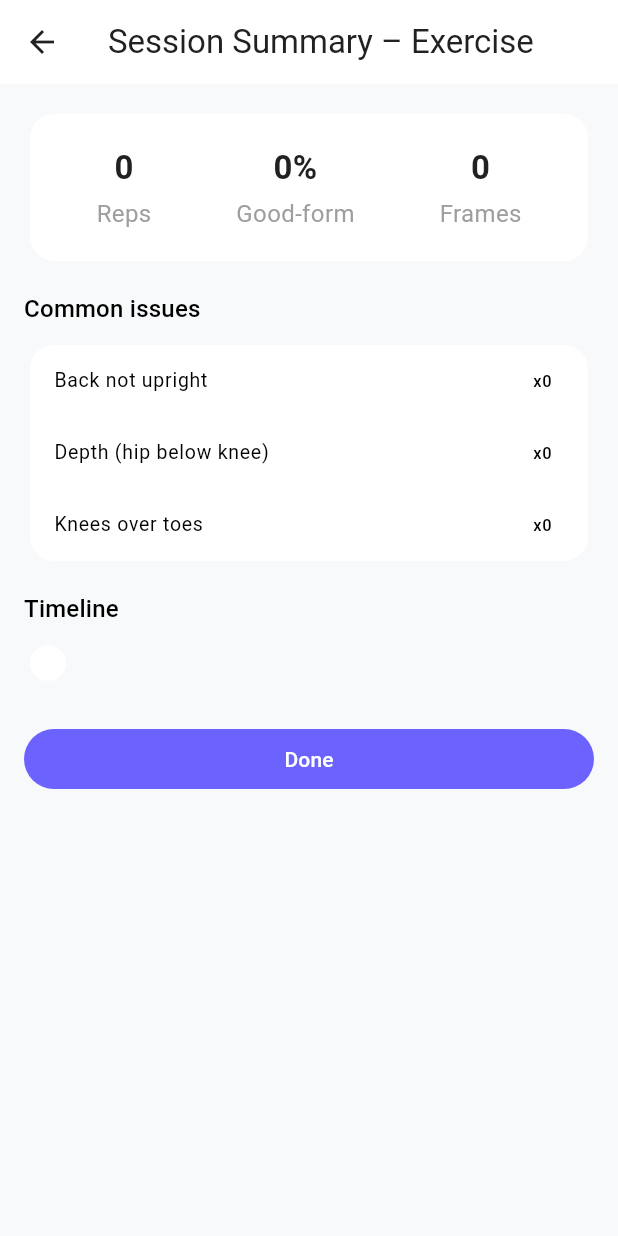
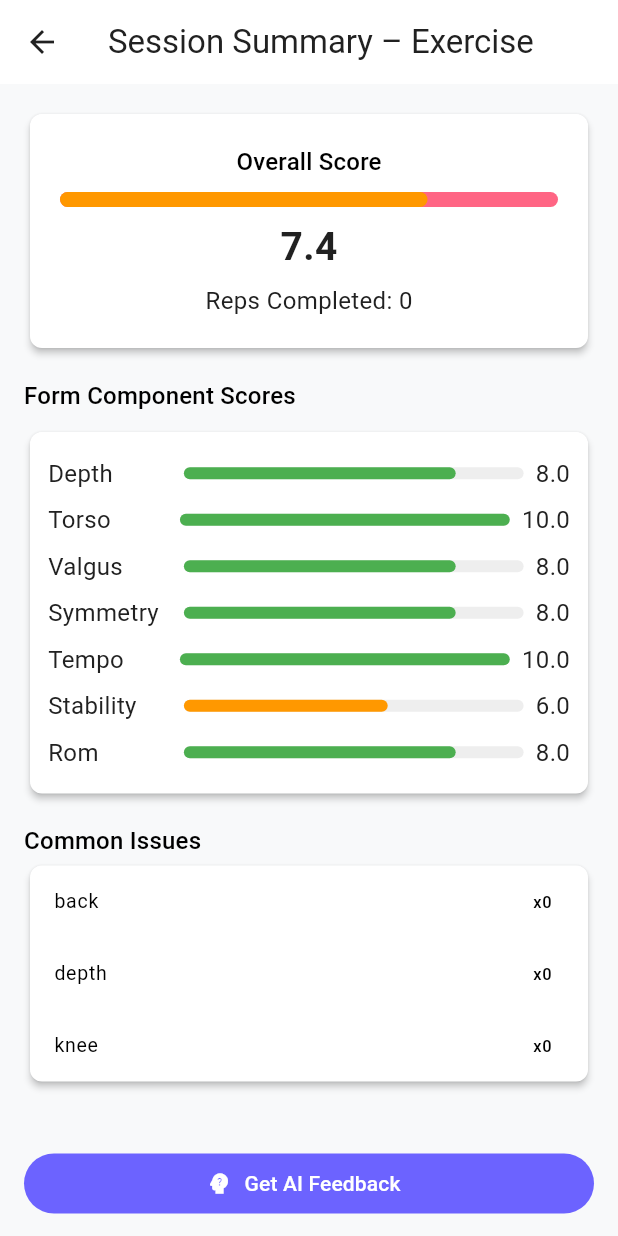
Before and after one commit to sovanndevid/Capstone_Project-Fitness_Flex, a Flutter app: the FormCheckerScreen screen opened by its route, after a tap on "End Session", on a phone screen of 412 x 824 dp. Run offline on Flutter 3.47's test engine with Material 3 defaults, Android fonts, the phone set to English and light mode, and no system bars; our stand-ins replace camera, cloud_firestore, firebase_auth, firebase_core, firebase_storage, fl_chart and 3 more; missing offline and left inert: google_mlkit_pose_detection; accounts and stored records are empty; network calls fail.

Commit message:
validation added with new exercise screen

```diff
--- a/fitness_flex_app/lib/features/form_check/form_check_menu_page.dart
+++ b/fitness_flex_app/lib/features/form_check/form_check_menu_page.dart
@@ -5,8 +5,14 @@ class FormCheckMenuPage extends StatelessWidget {
   const FormCheckMenuPage({super.key});
 
   static const _exercises = <String>[
-    'Back Squat', 'Push-up', 'Deadlift', 'Bench Press',
-    'Overhead Press', 'Lunge', 'Bent-over Row', 'Plank',
+    'Back Squat',
+    'Push-up',
+    'Deadlift',
+    'Bench Press',
+    'Overhead Press',
+    'Lunge',
+    'Bent-over Row',
+    'Plank',
   ];
 
   @override
@@ -28,25 +34,44 @@ class FormCheckMenuPage extends StatelessWidget {
         ),
       ),
       child: Scaffold(
-        appBar: AppBar(title: const Text('Select Exercise')),
+        appBar: AppBar(
+          title: const Text('Select Exercise'),
+          centerTitle: true,
+        ),
         body: ListView.separated(
           padding: const EdgeInsets.all(16),
           itemCount: _exercises.length,
           separatorBuilder: (_, __) => const SizedBox(height: 10),
           itemBuilder: (context, i) {
             final name = _exercises[i];
+            final isImplemented = name == 'Back Squat'; // ✅ Only squat for now
+
             return Card(
               child: ListTile(
                 leading: _iconFor(name),
-                title: Text(name, style: const TextStyle(fontWeight: FontWeight.w600)),
+                title: Text(
+                  name,
+                  style: const TextStyle(fontWeight: FontWeight.w600),
+                ),
+                subtitle: Text(
+                  isImplemented
+                      ? 'Live form tracking using ML Kit'
+                      : 'Coming soon',
+                  style: TextStyle(
+                    color: isImplemented ? Colors.green[700] : Colors.grey,
+                    fontSize: 13,
+                  ),
+                ),
                 trailing: const Icon(Icons.chevron_right),
-                onTap: () {
-                  Navigator.pushNamed(
-                    context,
-                    AppRouter.formCheck,
-                    arguments: {'exercise': name},
-                  );
-                },
+                onTap: isImplemented
+                    ? () {
+                        Navigator.pushNamed(
+                          context,
+                          AppRouter.formCheck,
+                          arguments: {'exercise': name},
+                        );
+                      }
+                    : null, // disable unimplemented ones
               ),
             );
           },
--- a/fitness_flex_app/lib/features/form_check/form_check_summary_page.dart
+++ b/fitness_flex_app/lib/features/form_check/form_check_summary_page.dart
@@ -1,86 +1,209 @@
+import 'dart:convert';
 import 'package:flutter/material.dart';
+import 'package:http/http.dart' as http;
 
-class FormCheckSummaryPage extends StatelessWidget {
+class FormCheckSummaryPage extends StatefulWidget {
   const FormCheckSummaryPage({super.key});
+
+  @override
+  State<FormCheckSummaryPage> createState() => _FormCheckSummaryPageState();
+}
+
+class _FormCheckSummaryPageState extends State<FormCheckSummaryPage> {
+  String? _feedback;
+  bool _loading = false;
+
+  // API key
+  static const String _apiKey = "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";
+
+  Future<void> _getAIAdvice(Map<String, dynamic> summary) async {
+    setState(() => _loading = true);
+
+    try {
+      final body = {
+        "model": "gpt-4o-mini",
+        "messages": [
+          {
+            "role": "system",
+            "content":
+                "You are a professional fitness coach. Provide short, encouraging, and clear feedback about the user's exercise form. Keep your response in English only. Avoid technical jargon."
+          },
+          {
+            "role": "user",
+            "content": """
+Summarize and give motivational advice for this squat session:
+Exercise: ${summary['exercise']}
+Reps: ${summary['reps']}
+Overall Score: ${summary['overallScore']}
+Component Scores: ${jsonEncode(summary['components'])}
+Common Issues: ${jsonEncode(summary['fails'])}
+"""
+          }
+        ]
+      };
+
+      final res = await http.post(
+        Uri.parse("https://api.openai.com/v1/chat/completions"),
+        headers: {
+          "Content-Type": "application/json",
+          "Authorization": "Bearer $_apiKey",
+        },
+        body: jsonEncode(body),
+      );
+
+      if (res.statusCode == 200) {
+        final data = jsonDecode(res.body);
+        final msg = data['choices'][0]['message']['content'];
+        setState(() => _feedback = msg);
+      } else {
+        setState(() => _feedback = "Failed to get feedback: ${res.body}");
+      }
+    } catch (e) {
+      setState(() => _feedback = "Error: $e");
+    } finally {
+      setState(() => _loading = false);
+    }
+  }
 
   @override
   Widget build(BuildContext context) {
     final args = (ModalRoute.of(context)?.settings.arguments ?? {}) as Map;
 
-    final exercise     = (args['exercise'] ?? 'Exercise') as String;
-    final reps         = (args['reps'] ?? 0) as int;
-    final goodFrames   = (args['goodFrames'] ?? 0) as int;
-    final scoredFrames = (args['scoredFrames'] ?? 0) as int;
-    final goodPct = scoredFrames > 0 ? (goodFrames / scoredFrames * 100) : 0.0;
-    final fails = (args['fails'] ?? const <String,int>{}) as Map<String,int>;
-    final timeline = (args['timeline'] ?? const <String>[]) as List<String>;
+    final exercise = (args['exercise'] ?? 'Exercise') as String;
+    final reps = (args['reps'] ?? 0) as int;
+    final overallScore = (args['overallScore'] ?? 0.0) as double;
+    final components = (args['components'] ?? const <String, double>{}) as Map<String, double>;
+    final fails = (args['fails'] ?? const <String, int>{}) as Map<String, int>;
 
     final theme = Theme.of(context);
-    return Theme(
-      data: theme.copyWith(
-        cardTheme: CardThemeData(
-          elevation: 0,
-          color: theme.colorScheme.surface,
-          shape: RoundedRectangleBorder(borderRadius: BorderRadius.circular(16)),
-        ),
-      ),
-      child: Scaffold(
+
+    return Scaffold(
       appBar: AppBar(title: Text('Session Summary – $exercise')),
       body: SingleChildScrollView(
         padding: const EdgeInsets.all(16),
         child: Column(
           crossAxisAlignment: CrossAxisAlignment.start,
           children: [
+            // 🏋️ Overall Score
             Card(
               child: Padding(
-                  padding: const EdgeInsets.symmetric(horizontal: 16, vertical: 20),
-                  child: Row(
-                    mainAxisAlignment: MainAxisAlignment.spaceAround,
+                padding: const EdgeInsets.all(20),
+                child: Column(
                   children: [
-                      _kpi('Reps', '$reps'),
-                      _kpi('Good-form', '${goodPct.toStringAsFixed(0)}%'),
-                      _kpi('Frames', '$scoredFrames'),
+                    Text('Overall Score', style: theme.textTheme.titleMedium),
+                    const SizedBox(height: 8),
+                    LinearProgressIndicator(
+                      value: (overallScore / 10).clamp(0, 1),
+                      minHeight: 10,
+                      borderRadius: BorderRadius.circular(6),
+                      color: overallScore >= 8
+                          ? Colors.green
+                          : (overallScore >= 6 ? Colors.orange : Colors.red),
+                    ),
+                    const SizedBox(height: 8),
+                    Text(
+                      overallScore.toStringAsFixed(1),
+                      style: const TextStyle(fontSize: 26, fontWeight: FontWeight.bold),
+                    ),
+                    const SizedBox(height: 6),
+                    Text('Reps Completed: $reps'),
                   ],
                 ),
               ),
             ),
             const SizedBox(height: 16),
-              Text('Common issues', style: theme.textTheme.titleMedium),
-              const SizedBox(height: 8),
-              Card(
-                child: Column(
-                  children: [
-                    _issueRow('Back not upright', fails['back'] ?? 0),
-                    _issueRow('Depth (hip below knee)', fails['depth'] ?? 0),
-                    _issueRow('Knees over toes', fails['knee'] ?? 0),
-                  ],
-                ),
-              ),
-              const SizedBox(height: 16),
-              Text('Timeline', style: theme.textTheme.titleMedium),
+
+            // ⚙️ Component Breakdown
+            Text('Form Component Scores', style: theme.textTheme.titleMedium),
             const SizedBox(height: 8),
             Card(
               child: Padding(
                 padding: const EdgeInsets.all(12),
-                  child: Wrap(
-                    spacing: 6, runSpacing: 6,
-                    children: timeline.map((t) {
-                      final good = t == 'G';
-                      return Container(
-                        width: 18, height: 10,
-                        decoration: BoxDecoration(
-                          color: good ? Colors.green : Colors.red,
+                child: Column(
+                  children: components.entries.map((e) {
+                    final label = e.key[0].toUpperCase() + e.key.substring(1);
+                    final val = e.value;
+                    final color = val >= 8
+                        ? Colors.green
+                        : (val >= 6 ? Colors.orange : Colors.red);
+                    return Padding(
+                      padding: const EdgeInsets.symmetric(vertical: 4),
+                      child: Row(
+                        children: [
+                          Expanded(flex: 2, child: Text(label)),
+                          Expanded(
+                            flex: 5,
+                            child: LinearProgressIndicator(
+                              value: val / 10,
+                              minHeight: 8,
                               borderRadius: BorderRadius.circular(4),
+                              color: color,
+                              backgroundColor: Colors.grey[200],
+                            ),
+                          ),
+                          const SizedBox(width: 8),
+                          Text(val.toStringAsFixed(1)),
+                        ],
                       ),
                     );
                   }).toList(),
                 ),
               ),
             ),
+            const SizedBox(height: 16),
+
+            // ❌ Common Issues
+            Text('Common Issues', style: theme.textTheme.titleMedium),
+            Card(
+              child: Column(
+                children: fails.entries.map((e) {
+                  return ListTile(
+                    dense: true,
+                    title: Text(e.key),
+                    trailing: Text('x${e.value}'),
+                  );
+                }).toList(),
+              ),
+            ),
             const SizedBox(height: 24),
+
+            // 🤖 AI FEEDBACK
+            if (_feedback != null)
+              Card(
+                color: Colors.green[50],
+                child: Padding(
+                  padding: const EdgeInsets.all(16),
+                  child: Text(
+                    _feedback!,
+                    style: const TextStyle(fontSize: 16, fontWeight: FontWeight.w500),
+                  ),
+                ),
+              ),
+            const SizedBox(height: 16),
+
+            // 🧠 Get AI Feedback Button
             SizedBox(
               width: double.infinity,
-                child: FilledButton(
+              child: FilledButton.icon(
+                onPressed: _loading
+                    ? null
+                    : () => _getAIAdvice({
+                          'exercise': exercise,
+                          'reps': reps,
+                          'overallScore': overallScore,
+                          'components': components,
+                          'fails': fails,
+                        }),
+                icon: const Icon(Icons.psychology_alt),
+                label: Text(_loading ? 'Generating Feedback...' : 'Get AI Feedback'),
+              ),
+            ),
+            const SizedBox(height: 16),
+
+            // 🔁 Done button
+            SizedBox(
+              width: double.infinity,
+              child: OutlinedButton(
                 onPressed: () => Navigator.popUntil(context, (r) => r.isFirst),
                 child: const Text('Done'),
               ),
@@ -88,21 +211,6 @@ class FormCheckSummaryPage extends StatelessWidget {
           ],
         ),
       ),
-      ),
     );
   }
-
-  Widget _kpi(String label, String value) => Column(
-    children: [
-      Text(value, style: const TextStyle(fontSize: 22, fontWeight: FontWeight.bold)),
-      const SizedBox(height: 4),
-      Text(label, style: const TextStyle(color: Colors.grey)),
-    ],
-  );
-
-  Widget _issueRow(String name, int count) => ListTile(
-    dense: true,
-    title: Text(name),
-    trailing: Text('x$count'),
-  );
 }
--- a/fitness_flex_app/lib/features/form_check/form_checker_screen.dart
+++ b/fitness_flex_app/lib/features/form_check/form_checker_screen.dart
@@ -5,6 +5,7 @@ import 'package:camera/camera.dart';
 import 'package:flutter/material.dart';
 import 'package:google_mlkit_pose_detection/google_mlkit_pose_detection.dart';
 import 'package:fitness_flex_app/navigation/app_router.dart';
+import 'package:fitness_flex_app/features/validater_core.dart';
 
 class FormCheckerScreen extends StatefulWidget {
   const FormCheckerScreen({super.key});
@@ -16,7 +17,7 @@ class FormCheckerScreen extends StatefulWidget {
 class _FormCheckerScreenState extends State<FormCheckerScreen> {
   CameraController? _cam;
   late PoseDetector _poseDetector;
-
+  final _validator = ValidatorCore(); // ✅ our offline validatorR
   // nav/context
   String _exerciseName = 'Exercise';
 
@@ -53,8 +54,6 @@ class _FormCheckerScreenState extends State<FormCheckerScreen> {
   void initState() {
     super.initState();
     _poseDetector = PoseDetector(options: PoseDetectorOptions());
-
-    // Read route args after first frame so ModalRoute is available
     WidgetsBinding.instance.addPostFrameCallback((_) {
       final args =
           (ModalRoute.of(context)?.settings.arguments ?? {}) as Map<dynamic, dynamic>;
@@ -62,7 +61,6 @@ class _FormCheckerScreenState extends State<FormCheckerScreen> {
         _exerciseName = (args['exercise'] ?? 'Exercise') as String;
       });
     });
-
     _initCamera();
   }
 
@@ -133,9 +131,8 @@ class _FormCheckerScreenState extends State<FormCheckerScreen> {
   }
 
   void _updateRepState(double depth) {
-    // hysteresis so we don’t double-count
-    const downThresh = 0.022;   // 2.2% below knee -> "down"
-    const upThresh   = -0.006;  // 0.6% above knee -> count rep
+    const downThresh = 0.022;
+    const upThresh = -0.006;
     if (_fsm == 'top' && depth > downThresh) _fsm = 'down';
     if (_fsm == 'down' && depth < upThresh) {
       _fsm = 'top';
@@ -148,8 +145,6 @@ class _FormCheckerScreenState extends State<FormCheckerScreen> {
     _busy = true;
     try {
       final plane = img.planes.first;
-
-      // use sensor orientation; portrait-only MVP
       final rotation = InputImageRotationValue.fromRawValue(
             _cam?.description.sensorOrientation ?? 0,
           ) ??
@@ -172,7 +167,6 @@ class _FormCheckerScreenState extends State<FormCheckerScreen> {
       }
 
       final lm = poses.first.landmarks;
-
       final S = lm[PoseLandmarkType.leftShoulder];
       final Hh = lm[PoseLandmarkType.leftHip];
       final K = lm[PoseLandmarkType.leftKnee];
@@ -183,7 +177,6 @@ class _FormCheckerScreenState extends State<FormCheckerScreen> {
         return;
       }
 
-      // normalize to frame size for device-independent thresholds
       final W = img.width.toDouble(), Ht = img.height.toDouble();
       double nx(double v) => v / W;
       double ny(double v) => v / Ht;
@@ -196,14 +189,14 @@ class _FormCheckerScreenState extends State<FormCheckerScreen> {
 
       // posture checks
       final backAng = _angle(s, h, a); // shoulder-hip-ankle
-      final depth = (h.dy - k.dy);     // + means hip below knee (image y grows downward)
-      final depthOk = depth > 0.015;   // ~1.5% of frame height
+      final depth = (h.dy - k.dy);
       final shinLen = (k - a).distance.clamp(1e-6, 1.0);
       final kneeOverToe = (k.dx - t.dx) > 0.25 * shinLen;
 
-      final backOk  = backAng >= 155;
-      final kneeOk  = !kneeOverToe;
-      final good    = backOk && depthOk && kneeOk;
+      final backOk = backAng >= ValidatorCore.kneeStandingDeg;
+      final depthOk = depth > 0.015;
+      final kneeOk = !kneeOverToe;
+      final good = backOk && depthOk && kneeOk;
 
       String cue = '';
       if (!backOk) {
@@ -214,7 +207,6 @@ class _FormCheckerScreenState extends State<FormCheckerScreen> {
         cue = 'Control knees over toes';
       }
 
-      // summary counters
       _totalFrames++;
       if (good) {
         _goodFrames++;
@@ -276,7 +268,17 @@ class _FormCheckerScreenState extends State<FormCheckerScreen> {
       }
     } catch (_) {}
 
-    // Navigate straight to summary page
+    final metrics = {
+      'depth': _validator.scoreDepth(110),
+      'torso': _validator.scoreTorso(20),
+      'valgus': _validator.scoreValgus(10, true),
+      'symmetry': _validator.scoreSymmetry(8, false),
+      'tempo': _validator.scoreTempo(1500, 1000),
+      'stability': _validator.scoreStability(0.02, 0.05),
+      'rom': _validator.scoreRom(45),
+    };
+    final overall = _validator.overallScore(metrics);
+
     if (!mounted) return;
     Navigator.pushNamed(
       context,
@@ -286,12 +288,14 @@ class _FormCheckerScreenState extends State<FormCheckerScreen> {
         'reps': _reps,
         'goodFrames': _goodFrames,
         'scoredFrames': _totalFrames,
+        'overallScore': overall,
+        'components': metrics,
         'fails': {
           'back': _cueCounts['Keep chest up / back straighter'] ?? 0,
           'depth': _cueCounts['Go deeper (hip below knee)'] ?? 0,
-          'knee':  _cueCounts['Control knees over toes'] ?? 0,
+          'knee': _cueCounts['Control knees over toes'] ?? 0,
         },
-        'timeline': _timeline.take(200).toList(), // cap for UI
+        'timeline': _timeline.take(200).toList(),
       },
     );
   }
@@ -305,10 +309,7 @@ class _FormCheckerScreenState extends State<FormCheckerScreen> {
           ? const Center(child: CircularProgressIndicator())
           : Stack(
               children: [
-                // camera
                 CameraPreview(_cam!),
-
-                // top-left exercise + reps badge
                 Positioned(
                   left: 16,
                   top: 48,
@@ -328,8 +329,6 @@ class _FormCheckerScreenState extends State<FormCheckerScreen> {
                     ),
                   ),
                 ),
-
-                // camera switch
                 Positioned(
                   right: 8,
                   top: 44,
@@ -339,12 +338,10 @@ class _FormCheckerScreenState extends State<FormCheckerScreen> {
                     tooltip: 'Switch camera',
                   ),
                 ),
-
-                // bottom coaching panel
                 Align(
                   alignment: Alignment.bottomCenter,
                   child: Container(
-                    height: MediaQuery.of(context).size.height * 0.28, // ~28% screen
+                    height: MediaQuery.of(context).size.height * 0.28,
                     width: double.infinity,
                     padding: const EdgeInsets.fromLTRB(20, 16, 20, 24),
                     decoration: BoxDecoration(
@@ -361,7 +358,6 @@ class _FormCheckerScreenState extends State<FormCheckerScreen> {
                     child: Column(
                       crossAxisAlignment: CrossAxisAlignment.center,
                       children: [
-                        // main coaching text
                         Expanded(
                           child: Center(
                             child: Text(
@@ -379,8 +375,6 @@ class _FormCheckerScreenState extends State<FormCheckerScreen> {
                           ),
                         ),
                         const SizedBox(height: 6),
-
-                        // tiny status + reps
                         Row(
                           mainAxisAlignment: MainAxisAlignment.spaceBetween,
                           children: [
@@ -412,10 +406,7 @@ class _FormCheckerScreenState extends State<FormCheckerScreen> {
                             ),
                           ],
                         ),
-
                         const SizedBox(height: 12),
-
-                        // End session -> summary
                         SizedBox(
                           width: double.infinity,
                           child: FilledButton(
--- /dev/null
+++ b/fitness_flex_app/lib/features/validater_core.dart
@@ -0,0 +1,85 @@
+import 'dart:math' as math;
+
+class ValidatorCore {
+  // Thresholds (from config.yaml)
+  static const double kneeStandingDeg = 155;
+  static const double kneeBottomDeg = 115;
+  static const List<double> torsoLeanOkDeg = [10, 25];
+  static const double valgusMaxDropPct = 15;
+  static const double stabilityPelvisCap = 0.06;
+  static const double footDriftCap = 0.03;
+  static const double torsoLeanCap = 35;
+  static const double symmetryCap = 20;
+
+  // ---------- Individual component scoring ----------
+  double scoreDepth(double kneeMinDeg) {
+    if (kneeMinDeg < 90) return 10;
+    if (kneeMinDeg < kneeBottomDeg) return 8;
+    return 6;
+  }
+
+  double scoreTorso(double torsoLeanBottom) {
+    final lo = torsoLeanOkDeg[0], hi = torsoLeanOkDeg[1];
+    if (torsoLeanBottom >= lo && torsoLeanBottom <= hi) return 10;
+    if (torsoLeanBottom < lo + 10 || torsoLeanBottom > hi - 10) return 8;
+    return 6;
+  }
+
+  double scoreValgus(double? dropPct, bool isFront) {
+    if (!isFront || dropPct == null) return 8;
+    if (dropPct < 5) return 10;
+    if (dropPct < valgusMaxDropPct) return 8;
+    return 6;
+  }
+
+  double scoreStability(double pelvisStd, double footDrift) {
+    if (pelvisStd < 0.01 && footDrift < 0.05) return 10;
+    if (pelvisStd < 0.02 && footDrift < 0.08) return 8;
+    if (pelvisStd < 0.05 && footDrift < 0.12) return 6;
+    return 4;
+  }
+
+  double scoreTempo(double eccMs, double conMs) {
+    final ratio = eccMs / math.max(conMs, 1);
+    if (ratio >= 1.2 && ratio <= 2.4) return 10;
+    if (ratio >= 0.9 && ratio <= 3.0) return 8;
+    return 6;
+  }
+
+  double scoreRom(double romKnee) {
+    if (romKnee > 50) return 10;
+    if (romKnee > 35) return 8;
+    return 6;
+  }
+
+  double scoreSymmetry(double? symPct, bool isSide) {
+    if (isSide || symPct == null) return 8;
+    if (symPct < 5) return 10;
+    if (symPct < 12) return 8;
+    return 6;
+  }
+
+  // ---------- Weighted overall score ----------
+  double overallScore(Map<String, double> comps) {
+    const weights = {
+      'depth': 0.30,
+      'torso': 0.15,
+      'valgus': 0.20,
+      'symmetry': 0.10,
+      'tempo': 0.10,
+      'stability': 0.10,
+      'rom': 0.05,
+    };
+    double wSum = 0, sSum = 0;
+    for (final k in weights.keys) {
+      final w = weights[k]!;
+      final s = comps[k] ?? 0;
+      wSum += w;
+      sSum += w * s;
+    }
+    final weighted = sSum / wSum;
+    final minComp = comps.values.fold(10.0, math.min);
+    const lam = 0.4; // bottleneck mix
+    return (1 - lam) * weighted + lam * minComp;
+  }
+}
--- a/fitness_flex_app/lib/presentation/pages/home_page.dart
+++ b/fitness_flex_app/lib/presentation/pages/home_page.dart
@@ -190,7 +190,7 @@ class _HomePageState extends State<HomePage> {
         ),
       ),
       floatingActionButton: FloatingActionButton.extended(
-        onPressed: () => Navigator.pushNamed(context, AppRouter.formCheck),
+        onPressed: () => Navigator.pushNamed(context, AppRouter.formCheckMenu),
         icon: const Icon(Icons.camera_alt),
         label: const Text('Form Checker'),
       ),
```
Lines whose indentation alone changed are shown as unchanged.
